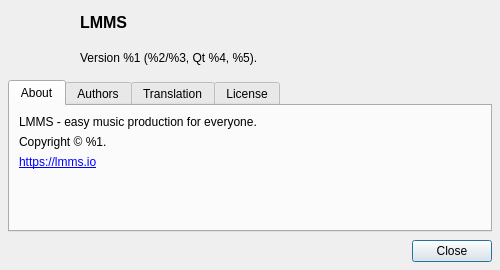
First picture: the form in src/gui/dialogs/about_dialog.ui, repository LMMS/lmms, before the edit.
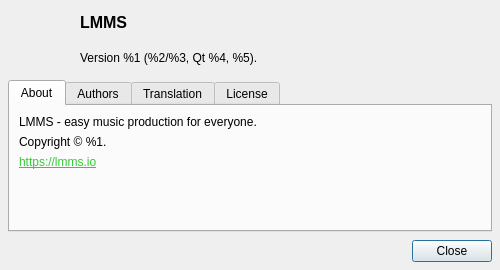
Second picture: the form after the edit.

Commit message: Change color of link to something green-ish.

Diff of the .ui file:
```diff
--- a/src/gui/dialogs/about_dialog.ui
+++ b/src/gui/dialogs/about_dialog.ui
@@ -166,7 +166,7 @@
        <item>
         <widget class="QLabel" name="label_4">
          <property name="text">
-          <string>&lt;html&gt;&lt;head/&gt;&lt;body&gt;&lt;p&gt;&lt;a href=&quot;https://lmms.io&quot;&gt;&lt;span style=&quot; text-decoration: underline; color:#0000ff;&quot;&gt;https://lmms.io&lt;/span&gt;&lt;/a&gt;&lt;/p&gt;&lt;/body&gt;&lt;/html&gt;</string>
+          <string>&lt;html&gt;&lt;head/&gt;&lt;body&gt;&lt;p&gt;&lt;a href=&quot;https://lmms.io&quot;&gt;&lt;span style=&quot; text-decoration: underline; color:#33cc33;&quot;&gt;https://lmms.io&lt;/span&gt;&lt;/a&gt;&lt;/p&gt;&lt;/body&gt;&lt;/html&gt;</string>
          </property>
          <property name="wordWrap">
           <bool>true</bool>
```
